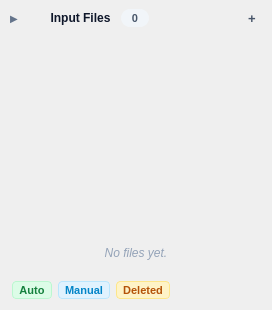
Qt form src/startrails/ui/file_manager.ui (gkyle/startrails) before a commit.
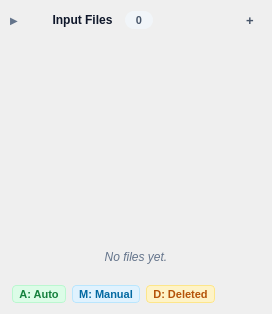
The same form after that commit.

What changed in the file:
```diff
--- a/src/startrails/ui/file_manager.ui
+++ b/src/startrails/ui/file_manager.ui
@@ -23,7 +23,7 @@
     font-weight: bold;
 }
 QToolButton#toggle {
-    border: none;
+    border: 2px solid transparent;
     background: transparent;
     font-weight: bold;
     font-size: 12px;
@@ -40,7 +40,7 @@
     min-width: 14px;
 }
 QPushButton#add {
-    border: none;
+    border: 2px solid transparent;
     border-radius: 3px;
     font-weight: bold;
     font-size: 13px;
@@ -80,7 +80,7 @@
     padding: 3px 6px;
 }
 QLabel#empty {
-    color: #94a3b8;
+    color: #64748b;
     font-size: 12px;
     font-style: italic;
     padding: 12px;
@@ -384,7 +384,7 @@
 }</string>
             </property>
             <property name="text">
-             <string>Auto</string>
+             <string>A: Auto</string>
             </property>
             <property name="alignment">
              <set>Qt::AlignCenter</set>
@@ -396,7 +396,7 @@
             <property name="styleSheet">
              <string notr="true">QLabel#legendManual {
     background-color: #e0f2fe;
-    color: #0284c7;
+    color: #0369a1;
     border: 1px solid #bae6fd;
     border-radius: 4px;
     font-size: 11px;
@@ -407,7 +407,7 @@
 }</string>
             </property>
             <property name="text">
-             <string>Manual</string>
+             <string>M: Manual</string>
             </property>
             <property name="alignment">
              <set>Qt::AlignCenter</set>
@@ -430,7 +430,7 @@
 }</string>
             </property>
             <property name="text">
-             <string>Deleted</string>
+             <string>D: Deleted</string>
             </property>
             <property name="alignment">
              <set>Qt::AlignCenter</set>
```
Left out of the diff: 4 changed lines with no effect on the pictures.
